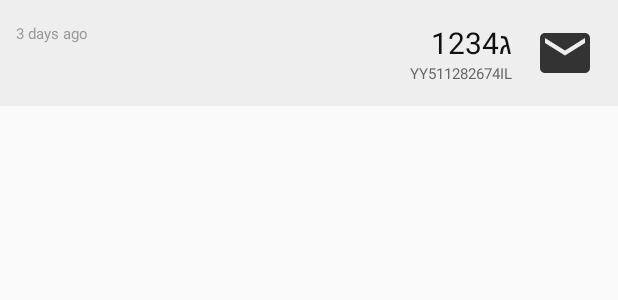
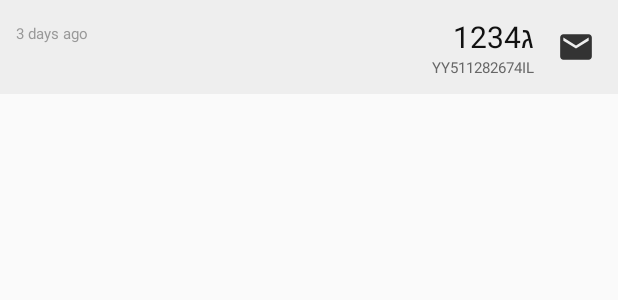
Before and after one commit to gilmaimon/IsraelPost-Tracker, an Android app: the layout packet_list_item.xml on its own in the app's theme, with its tools: preview values and no code run, on a phone screen of 412 x 824 dp. Shown: the top 300 px of the screen. Run offline under Robolectric (Android 15) with nearby library versions, the phone set to English and light mode, and no system bars.

```diff
--- a/app/src/main/java/com/gilmaimon/israelposttracker/Balance/PacketsBalanceContract.java
+++ b/app/src/main/java/com/gilmaimon/israelposttracker/Balance/PacketsBalanceContract.java
@@ -10,10 +10,13 @@ import com.gilmaimon.israelposttracker.Packets.PendingPacket;
 
 public interface PacketsBalanceContract {
     interface Presenter extends BasePresenter {
+        // View Events
         void onPacketSwiped(PendingPacket packet, int position);
         void onPacketClicked(PendingPacket packet);
         void onBranchClicked(Branch branch);
         void newPostEntryClicked();
+
+        // View Input
         void newPendingPacketSubmitted(String postalID, int branchId, String branchPacketId);
     }
 
--- a/app/src/main/java/com/gilmaimon/israelposttracker/Packets/PendingPacket.java
+++ b/app/src/main/java/com/gilmaimon/israelposttracker/Packets/PendingPacket.java
@@ -18,10 +18,6 @@ public class PendingPacket extends Packet {
         this(postId, branchId, branchPacketId, new Date(lastNotice));
     }
 
-    public void setLastNotice(Date date) {
-        this.lastNotice = date;
-    }
-
     public int getBranchId() {
         return this.branchId;
     }
--- a/app/src/main/res/layout/packet_list_item.xml
+++ b/app/src/main/res/layout/packet_list_item.xml
@@ -33,8 +33,8 @@
             android:src="@drawable/ic_packet"
             android:layout_alignParentRight="true"
             android:layout_centerVertical="true"
-            android:layout_width="40dp"
-            android:layout_height="40dp" />
+            android:layout_width="25dp"
+            android:layout_height="25dp" />
 
         <RelativeLayout
             android:layout_toLeftOf="@+id/icPacketIMG"
```
Also changed, not shown: app/src/main/java/com/gilmaimon/israelposttracker/MainActivity.java (+7 -2 lines).
